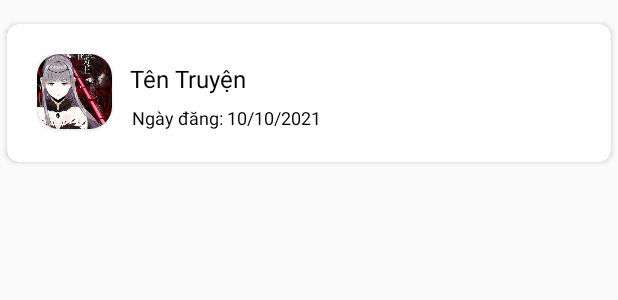
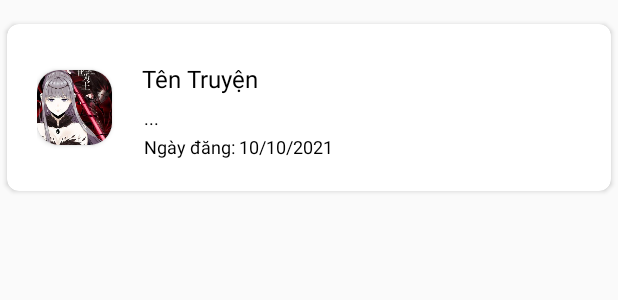
Before and after one commit to ducvui2003/android, an Android app: the layout item_rcv_rank.xml on its own in the app's theme, with its tools: preview values and no code run, on a phone screen of 412 x 824 dp. Shown: the top 300 px of the screen. Run offline under Robolectric (Android 15) with nearby library versions, the phone set to English and light mode, and no system bars.

Commit message:
Rank commic by vote

```diff
--- /dev/null
+++ b/app/src/main/java/com/example/truyenapp/constraints/BundleConstraint.java
@@ -0,0 +1,5 @@
+package com.example.truyenapp.constraints;
+
+public class BundleConstraint {
+    public static final String ID_COMMIC = "id_truyen";
+}
--- a/app/src/main/java/com/example/truyenapp/view/adapter/LuotXemApdapter.java
+++ b/app/src/main/java/com/example/truyenapp/view/adapter/LuotXemApdapter.java
@@ -33,7 +33,7 @@ public class LuotXemApdapter extends RecyclerView.Adapter<LuotXemApdapter.LuotXe
     @NonNull
     @Override
     public LuotXemApdapter.LuotXemViewHolder onCreateViewHolder(@NonNull ViewGroup parent, int viewType) {
-        View view= LayoutInflater.from(parent.getContext()).inflate(R.layout.item_rcv_theloainew,parent,false);
+        View view= LayoutInflater.from(parent.getContext()).inflate(R.layout.item_rcv_rank,parent,false);
         return new LuotXemApdapter.LuotXemViewHolder(view);
     }
 
@@ -73,7 +73,7 @@ public class LuotXemApdapter extends RecyclerView.Adapter<LuotXemApdapter.LuotXe
             super(itemView);
             tv_tentruyen=itemView.findViewById(R.id.item_rcv_name_commic);
             tv_pl=itemView.findViewById(R.id.item_rcv_date_commic);
-            ll_rcv_theloai=itemView.findViewById(R.id.ll_rcv_theloai);
+            ll_rcv_theloai=itemView.findViewById(R.id.item_detail_commic);
             img_theloai=itemView.findViewById(R.id.item_rcv_thumnail);
         }
     }
--- a/app/src/main/java/com/example/truyenapp/view/adapter/TheLoaiAdapter.java
+++ b/app/src/main/java/com/example/truyenapp/view/adapter/TheLoaiAdapter.java
@@ -33,7 +33,7 @@ public class TheLoaiAdapter extends RecyclerView.Adapter<TheLoaiAdapter.TheLoaiV
     @NonNull
     @Override
     public TheLoaiAdapter.TheLoaiViewHolder onCreateViewHolder(@NonNull ViewGroup parent, int viewType) {
-        View view= LayoutInflater.from(parent.getContext()).inflate(R.layout.item_rcv_theloainew,parent,false);
+        View view= LayoutInflater.from(parent.getContext()).inflate(R.layout.item_rcv_rank,parent,false);
         return new TheLoaiAdapter.TheLoaiViewHolder(view);
     }
 
@@ -74,7 +74,7 @@ public class TheLoaiAdapter extends RecyclerView.Adapter<TheLoaiAdapter.TheLoaiV
             super(itemView);
             tv_tentruyen=itemView.findViewById(R.id.item_rcv_name_commic);
             tv_pl=itemView.findViewById(R.id.item_rcv_date_commic);
-            ll_rcv_theloai=itemView.findViewById(R.id.ll_rcv_theloai);
+            ll_rcv_theloai=itemView.findViewById(R.id.item_detail_commic);
             img_theloai=itemView.findViewById(R.id.item_rcv_thumnail);
         }
     }
--- a/app/src/main/res/layout/item_rcv_theloainew.xml
+++ b/app/src/main/res/layout/item_rcv_rank.xml
@@ -3,44 +3,51 @@
     xmlns:app="http://schemas.android.com/apk/res-auto"
     android:layout_width="match_parent"
     android:layout_height="wrap_content"
+    android:layout_marginTop="10dp"
     android:orientation="vertical"
     app:cardCornerRadius="8dp"
-    app:cardUseCompatPadding="true"
-    android:layout_marginTop="10dp">
+    app:cardUseCompatPadding="true">
 
-    <RelativeLayout
-        android:id="@+id/ll_rcv_theloai"
+    <androidx.constraintlayout.widget.ConstraintLayout
+        android:id="@+id/item_detail_commic"
         android:layout_width="match_parent"
         android:layout_height="wrap_content"
         android:layout_margin="10dp"
         android:orientation="horizontal"
-        android:padding="10dp">
+        android:padding="10dp"
+        app:alignItems="center">
 
         <androidx.cardview.widget.CardView
             android:id="@+id/card_view_rcv_theloai"
             android:layout_width="wrap_content"
             android:layout_height="wrap_content"
-            app:cardCornerRadius="15dp">
+            app:cardCornerRadius="15dp"
+            app:layout_constraintBottom_toBottomOf="parent"
+            app:layout_constraintLeft_toLeftOf="parent"
+            app:layout_constraintTop_toTopOf="parent">
 
             <ImageView
                 android:id="@+id/item_rcv_thumnail"
                 android:layout_width="50dp"
                 android:layout_height="50dp"
-                android:src="@drawable/new1"
-                android:scaleType="centerCrop"/>
+                android:scaleType="centerCrop"
+                android:src="@drawable/new1" />
         </androidx.cardview.widget.CardView>
 
         <LinearLayout
-            android:layout_width="match_parent"
+            android:layout_width="wrap_content"
             android:layout_height="wrap_content"
+            android:layout_marginLeft="20dp"
             android:layout_toEndOf="@id/card_view_rcv_theloai"
-            android:orientation="vertical">
+            android:orientation="vertical"
+            app:layout_constraintBottom_toBottomOf="parent"
+            app:layout_constraintLeft_toRightOf="@+id/card_view_rcv_theloai"
+            app:layout_constraintTop_toTopOf="parent">
 
             <TextView
                 android:id="@+id/item_rcv_name_commic"
                 android:layout_width="match_parent"
                 android:layout_height="wrap_content"
-                android:layout_marginLeft="12dp"
                 android:gravity="left"
                 android:paddingVertical="5dp"
                 android:text="Tên Truyện"
@@ -48,15 +55,24 @@
                 android:textSize="16dp" />
 
             <TextView
+                android:id="@+id/item_rcv_info_commic"
+                android:layout_width="wrap_content"
+                android:layout_height="wrap_content"
+                android:gravity="left"
+                android:padding="1dp"
+                android:text="..."
+                android:textColor="@color/black"
+                android:textSize="12dp" />
+
+            <TextView
                 android:id="@+id/item_rcv_date_commic"
                 android:layout_width="wrap_content"
                 android:layout_height="wrap_content"
-                android:layout_marginLeft="12dp"
                 android:gravity="left"
                 android:padding="1dp"
                 android:text="Ngày đăng: 10/10/2021"
                 android:textColor="@color/black"
                 android:textSize="12dp" />
         </LinearLayout>
-    </RelativeLayout>
+    </androidx.constraintlayout.widget.ConstraintLayout>
 </androidx.cardview.widget.CardView>
```
Also changed, not shown: app/src/main/java/com/example/truyenapp/utils/Format.java (added, +20 -0 lines), app/src/main/java/com/example/truyenapp/view/adapter/RankViewAdapter.java (+20 -5 lines), app/src/main/java/com/example/truyenapp/view/adapter/VoteAdapter.java (+24 -19 lines), app/src/main/java/com/example/truyenapp/view/fragment/RankVoteFragment.java (+51 -61 lines), app/src/main/res/layout/fragment_b_x_h_vote.xml (+5 -7 lines).
